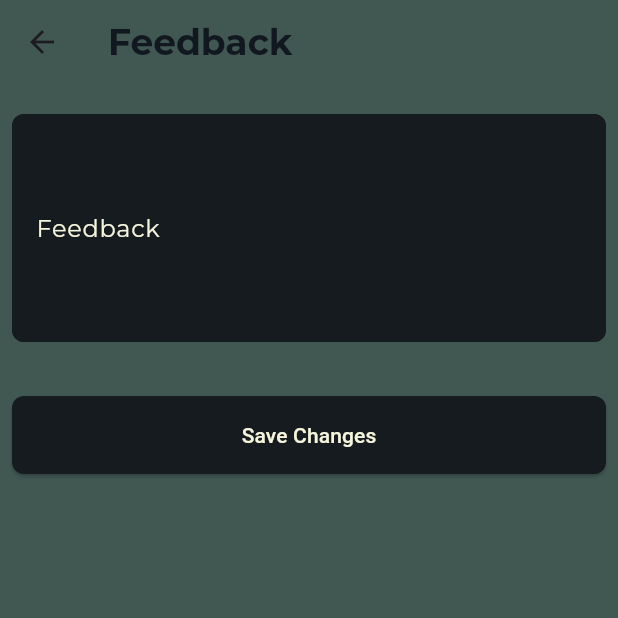
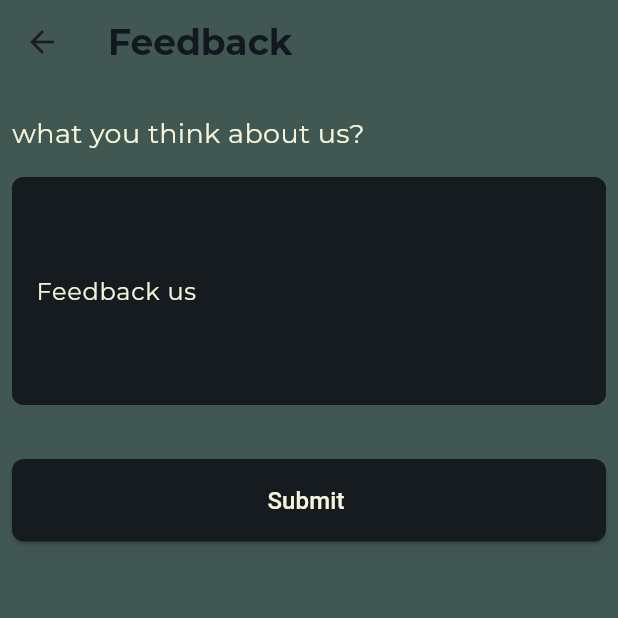
Before and after one commit to Narukarudra09/spacecraft, a Flutter app: the FeedbackScreen screen opened directly, on a phone screen of 412 x 824 dp, the top half of it. Run offline on Flutter 3.47's test engine with Material 3 defaults, Android fonts, the phone set to English and light mode, and no system bars; our stand-ins replace carousel_slider, cloud_firestore, firebase_auth, firebase_core, firebase_database, google_fonts and 5 more; accounts and stored records are empty.

Commit message:
update profile and settings

```diff
--- a/lib/screens/settings/feedback_screen.dart
+++ b/lib/screens/settings/feedback_screen.dart
@@ -28,6 +28,14 @@ class _FeedbackScreenState extends State<FeedbackScreen> {
           child: ListView(
             children: [
               const SizedBox(height: 20),
+              Text(
+                "what you think about us?",
+                style: GoogleFonts.montserrat(
+                  fontSize: 18,
+                  color: const Color(0xFFF5F5DC),
+                ),
+              ),
+              const SizedBox(height: 16),
               TextFormField(
                 keyboardType: TextInputType.text,
                 maxLines: 5,
@@ -37,7 +45,7 @@ class _FeedbackScreenState extends State<FeedbackScreen> {
                 ),
                 controller: _feedbackController,
                 decoration: InputDecoration(
-                  labelText: 'Feedback',
+                  labelText: 'Feedback us',
                   labelStyle:
                       GoogleFonts.montserrat(color: const Color(0xFFF5F5DC)),
                   border: OutlineInputBorder(
@@ -89,8 +97,8 @@ class _FeedbackScreenState extends State<FeedbackScreen> {
                       borderRadius: BorderRadius.circular(8.0),
                     ),
                   ),
-                  child: const Text('Save Changes',
-                      style: TextStyle(color: Color(0xFFF5F5DC))),
+                  child: const Text('Submit ',
+                      style: TextStyle(color: Color(0xFFF5F5DC), fontSize: 16)),
                 ),
               ),
             ],
```
